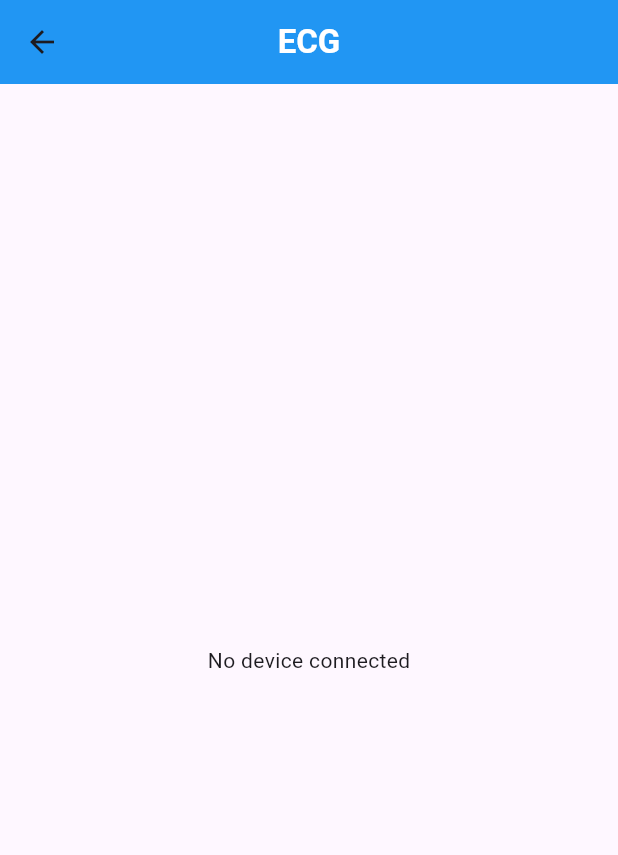
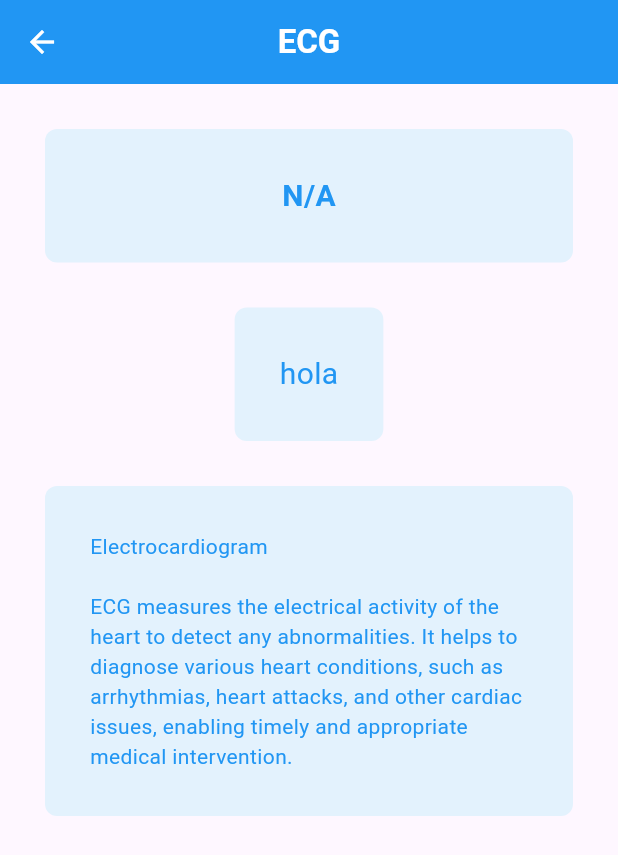
Before and after one commit to vihaanvijayvargiya/Swayam, a Flutter app: the ECGScreen screen opened directly, on a phone screen of 412 x 824 dp. Shown: the top 855 px of the screen. Run offline on Flutter 3.47's test engine with Material 3 defaults, Android fonts, the phone set to English and light mode, and no system bars; our stand-ins replace cloud_firestore, firebase_auth, firebase_core, flutter_blue, fluttertoast, get and 3 more; missing offline and left inert: flutter_3d_choice_chip, flutter_inappwebview, keyboard_hider, pretty_gauge; accounts and stored records are empty.

Commit message:
ui improved

```diff
--- a/lib/screens/ECG.dart
+++ b/lib/screens/ECG.dart
@@ -58,15 +58,77 @@ class _ECGScreenState extends State<ECGScreen> {
           ),
         ),
         centerTitle: true,
+        iconTheme: IconThemeData(color: Colors.white),
       ),
-      body: Center(
-        child: widget.device == null
-            ? Text('No device connected')
-            : Column(
-          mainAxisAlignment: MainAxisAlignment.center,
-          children: <Widget>[
-            Text('ECG Value: $ecgValue'),
-          ],
+      body: SingleChildScrollView(
+        child: Padding(
+          padding: const EdgeInsets.all(30.0),
+          child: Column(
+            children: [
+              Container(
+                padding: EdgeInsets.all(30),
+                decoration: BoxDecoration(
+                  color: Colors.blue.shade50,
+                  borderRadius: BorderRadius.circular(8),
+                ),
+                child: Center(
+                  child: widget.device == null
+                      ? Text(
+                    'N/A',
+                    style: TextStyle(
+                      color: Colors.blue,
+                      fontWeight: FontWeight.bold,
+                      fontSize: 20,
+                    ),
+                  )
+                      : Column(
+                    mainAxisAlignment: MainAxisAlignment.center,
+                    children: <Widget>[
+                      Text(
+                        'ECG: $ecgValue',
+                        style: TextStyle(
+                          color: Colors.blue,
+                          fontWeight: FontWeight.bold,
+                          fontSize: 20,
+                        ),
+                      ),
+                    ],
+                  ),
+                ),
+              ),
+              SizedBox(height: 30),
+              Container(
+                padding: EdgeInsets.all(30),
+                decoration: BoxDecoration(
+                  color: Colors.blue.shade50,
+                  borderRadius: BorderRadius.circular(8),
+                ),
+                child: Text(
+                  'hola',
+                  style: TextStyle(
+                    color: Colors.blue,
+                    fontSize: 20,
+                  ),
+                ),
+              ),
+              SizedBox(height: 30),
+              Container(
+                padding: EdgeInsets.all(30),
+                decoration: BoxDecoration(
+                  color: Colors.blue.shade50,
+                  borderRadius: BorderRadius.circular(8),
+                ),
+                child: Text(
+                  'Electrocardiogram \n'
+                  '\nECG measures the electrical activity of the heart to detect any abnormalities. It helps to diagnose various heart conditions, such as arrhythmias, heart attacks, and other cardiac issues, enabling timely and appropriate medical intervention.',
+                  style: TextStyle(
+                    color: Colors.blue,
+                    fontSize: 14,
+                  ),
+                ),
+              ),
+            ],
+          ),
         ),
       ),
     );
--- a/lib/screens/age_weight_widget.dart
+++ b/lib/widgets/age_weight_widget.dart
@@ -56,7 +56,7 @@ class _AgeWeightWidgetState extends State<AgeWeightWidget> {
                     InkWell(
                       child: const CircleAvatar(
                         radius: 12,
-                        backgroundColor: Colors.blue,
+                        backgroundColor: Colors.teal,
                         child: Icon(Icons.remove, color: Colors.white),
                       ),
                       onTap: () {
@@ -85,7 +85,7 @@ class _AgeWeightWidgetState extends State<AgeWeightWidget> {
                     InkWell(
                       child: const CircleAvatar(
                         radius: 12,
-                        backgroundColor: Colors.blue,
+                        backgroundColor: Colors.teal,
                         child: Icon(Icons.add, color: Colors.white),
                       ),
                       onTap: () {
--- a/lib/screens/height_widget.dart
+++ b/lib/widgets/height_widget.dart
@@ -48,7 +48,8 @@ class _HeightWidgetState extends State<HeightWidget> {
                 min: 0,
                 max: 240,
                 value: _height.toDouble(),
-                thumbColor: Colors.red,
+                activeColor: Colors.teal,
+                thumbColor: Colors.white,
                 onChanged: (value) {
                   setState(() {
                     _height = value.toInt();
```
Also changed, not shown: lib/screens/Score_screen.dart (+27 -13 lines), lib/screens/bmi_index.dart (+13 -5 lines), lib/screens/pulse_rate.dart (+31 -10 lines), lib/screens/spo2.dart (+21 -5 lines), lib/widgets/gender_widget.dart (renamed from lib/screens/gender_widget.dart).
